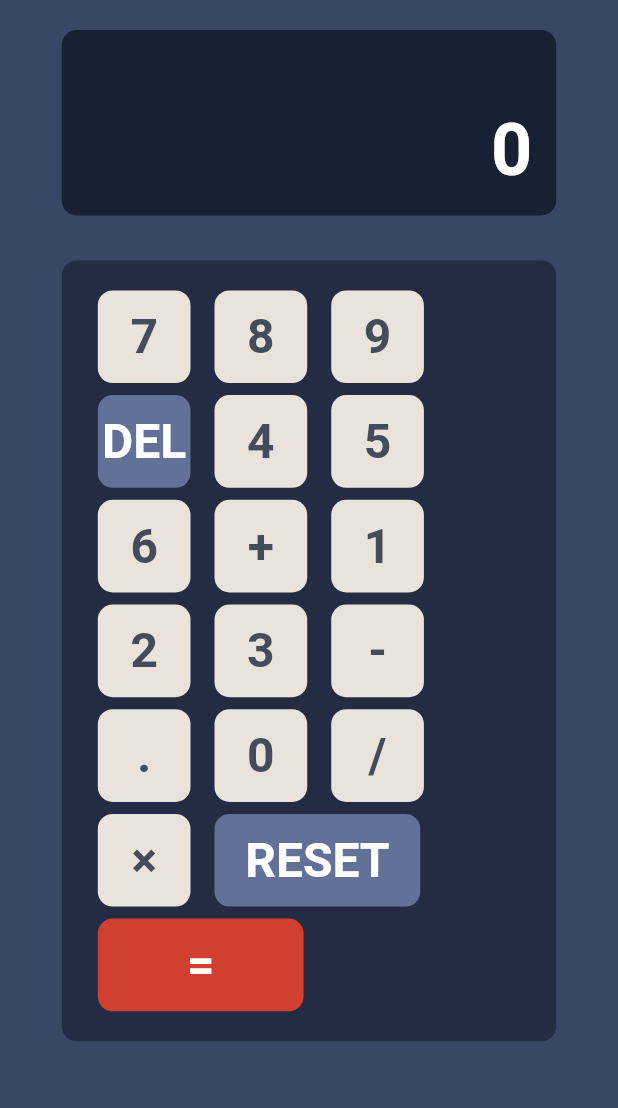
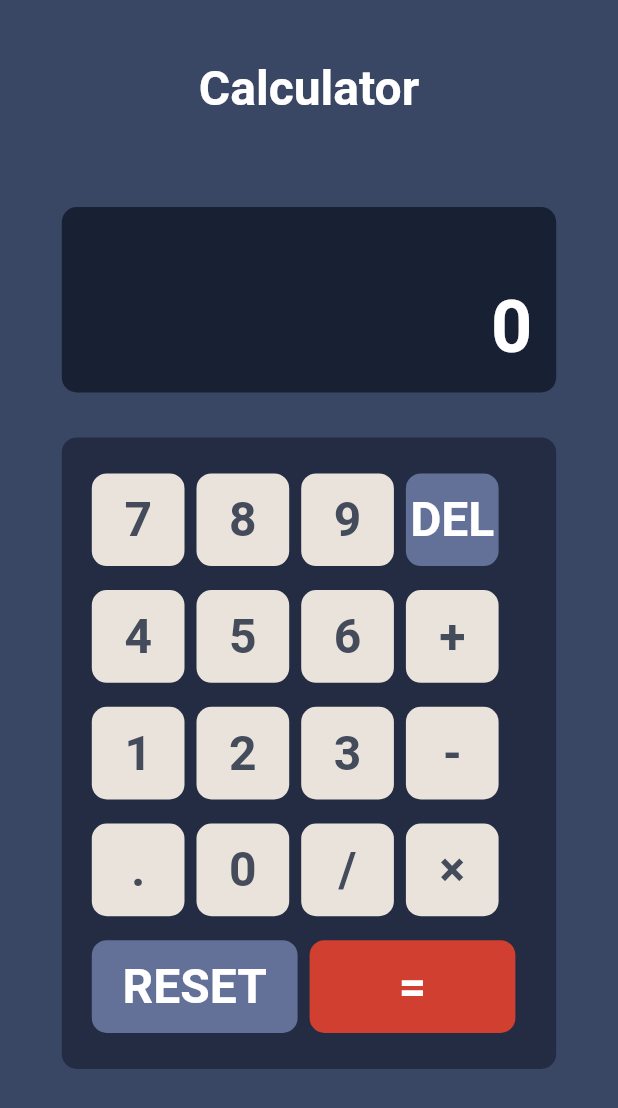
Before and after one commit to oluwakolade/flutter_calculator, a Flutter app: the screen it shows after launch, on a phone screen of 412 x 824 dp. Shown: the top 1108 px of the screen. Run offline on Flutter 3.47's test engine with Material 2 defaults, Android fonts, the phone set to English and light mode, and no system bars; our stand-ins replace google_fonts.

Commit message:
updated ui

```diff
--- a/lib/calculator_screen.dart
+++ b/lib/calculator_screen.dart
@@ -1,8 +1,7 @@
-
-
 import 'package:calculator/constants/appcolors.dart';
 import 'package:calculator/constants/button_values.dart';
 import 'package:calculator/widgets/body_container.dart';
+import 'package:calculator/widgets/text_widgets.dart';
 import 'package:flutter/material.dart';
 import 'package:google_fonts/google_fonts.dart';
 
@@ -132,6 +131,10 @@ class _CalulatorScreenState extends State<CalulatorScreen> {
         child: Center(
           child: Column(
             children: [
+              const Padding(
+                padding: EdgeInsets.only(top: 40),
+                child: SpecialButtonText(text: 'Calculator'),
+              ),
               //output
 
               SingleChildScrollView(
@@ -158,7 +161,7 @@ class _CalulatorScreenState extends State<CalulatorScreen> {
                       .map(
                         (value) => Padding(
                           padding: const EdgeInsets.symmetric(
-                              horizontal: 8.0, vertical: 4.0),
+                              horizontal: 4.0, vertical: 8.0),
                           child: SizedBox(
                             width: [Btn.rst, Btn.calculate].contains(value)
                                 ? MediaQuery.of(context).size.width * 0.333
--- a/lib/widgets/body_container.dart
+++ b/lib/widgets/body_container.dart
@@ -9,7 +9,7 @@ class ScreenContainer extends StatelessWidget {
   @override
   Widget build(BuildContext context) {
     return Container(
-      margin: const EdgeInsets.symmetric(vertical: 20),
+      margin: const EdgeInsets.only(top: 60, bottom: 20),
       alignment: Alignment.bottomRight,
       width: MediaQuery.of(context).size.width * 0.8,
       height: MediaQuery.of(context).size.width * 0.3, // 80% of screen width
```
